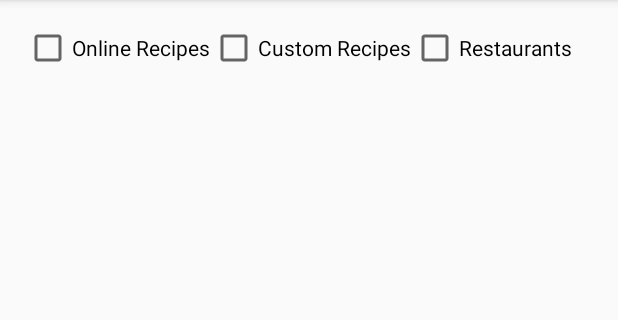
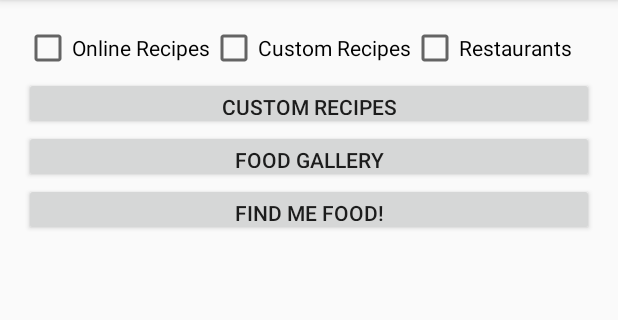
Before and after one commit to hhprogram/FoodOnMyMind, an Android app: the screen it shows after launch (MainActivity), on a phone screen of 412 x 824 dp, the part 84-404 px from its top. Run offline under Robolectric (Android 15) with nearby library versions, the phone set to English and light mode, and no system bars.

Commit message:
Added a tabs activity that is launched via the main activity. Moved some code and layout xml code to those corresponding files

```diff
--- a/app/src/main/AndroidManifest.xml
+++ b/app/src/main/AndroidManifest.xml
@@ -6,7 +6,6 @@
     <uses-permission android:name="android.permission.WRITE_EXTERNAL_STORAGE" />
     <uses-permission android:name="android.permission.ACCESS_FINE_LOCATION" />
     <uses-permission android:name="android.permission.ACCESS_NETWORK_STATE" />
-
 
     <application
         android:allowBackup="true"
@@ -17,16 +16,19 @@
         <activity android:name=".MainActivity">
             <intent-filter>
                 <action android:name="android.intent.action.MAIN" />
+
                 <category android:name="android.intent.category.LAUNCHER" />
             </intent-filter>
+
             <meta-data
                 android:name="android.app.searchable"
                 android:resource="@xml/searchable" />
+
             <intent-filter>
                 <action android:name="android.intent.action.SEARCH" />
             </intent-filter>
-
         </activity>
+        <activity android:name=".TabsActivity"></activity>
     </application>
 
 </manifest>
--- a/app/src/main/java/com/harrison/foodonmymind/Custom_recipe_fragment.java
+++ b/app/src/main/java/com/harrison/foodonmymind/Custom_recipe_fragment.java
@@ -31,7 +31,7 @@ public class Custom_recipe_fragment extends Fragment
     String like = getString(R.string.db_like);
     String or = getString(R.string.db_or);
     String percent = getString(R.string.db_percent);
-    String db_var = getString(R.string.db_var);
+    String db_var = "?";
     String ingr_col = getString(R.string.col_ingr);
     String title_col = getString(R.string.col_title);
     String dir_col = getString(R.string.col_desc);
--- a/app/src/main/java/com/harrison/foodonmymind/PageAdapter.java
+++ b/app/src/main/java/com/harrison/foodonmymind/PageAdapter.java
@@ -41,7 +41,7 @@ public class PageAdapter extends FragmentStatePagerAdapter {
         prefs = PreferenceManager.getDefaultSharedPreferences(mContext);
         user_query = prefs.getString(mContext.getString(R.string.user_search),null);
         bundle = new Bundle();
-        bundle.putString(mContext.getString(R.string.user_search), null);
+        bundle.putString(s/;
         custom_box = prefs.getBoolean(mContext.getString(R.string.custom_recipes), false);
         preset_box = prefs.getBoolean(mContext.getString(R.string.preset_recipes), false);
         rest_box = prefs.getBoolean(mContext.getString(R.string.restaurants), false);
--- a/app/src/main/java/com/harrison/foodonmymind/data/dbHelper.java
+++ b/app/src/main/java/com/harrison/foodonmymind/data/dbHelper.java
@@ -29,7 +29,7 @@ public class dbHelper extends SQLiteOpenHelper{
                 + foodContract.CustomRecipes.TITLE + " text NOT NULL"
                 + foodContract.CustomRecipes.IMG_KEY + " text NOT NULL"
                 + foodContract.CustomRecipes.INGREDIENTS + "text NOT NULL"
-                + foodContract.CustomRecipes.SRC + "text NOT NULL"
+                + foodContract.CustomRecipes.DESC + "text NOT NULL"
                 + " );";
 
         final String SQL_CREATE_FAV = "CREATE TABLE "
--- a/app/src/main/res/layout/activity_main.xml
+++ b/app/src/main/res/layout/activity_main.xml
@@ -13,7 +13,8 @@
     <android.support.v7.widget.LinearLayoutCompat
         android:layout_width="match_parent"
         android:layout_height="35dp"
-        android:orientation="horizontal">
+        android:orientation="horizontal"
+        android:id="@+id/check_boxes">
         <android.support.v7.widget.AppCompatCheckBox
             android:id="@+id/box_preset_recipe"
             android:layout_width="wrap_content"
@@ -34,18 +35,28 @@
             android:onClick="onBoxThreeChecked"/>
 
     </android.support.v7.widget.LinearLayoutCompat>
-    <android.support.design.widget.TabLayout
-        android:id="@+id/tabLayout"
+
+
+    <Button
         android:layout_width="match_parent"
-        android:layout_height="wrap_content"
-        android:minHeight="?attr/actionBarSize">
-    </android.support.design.widget.TabLayout>
+        android:layout_height="35dp"
+        android:text="@string/custom_recipes"
+        android:layout_below="@id/check_boxes"
+        android:id="@+id/custom_button"/>
+    <Button
+        android:layout_width="match_parent"
+        android:layout_height="35dp"
+        android:text="@string/food_gallery"
+        android:layout_below="@id/custom_button"
+        android:id="@+id/gallery_button"/>
+    <Button
+        android:layout_width="match_parent"
+        android:layout_height="35dp"
+        android:text="@string/find_food"
+        android:layout_below="@id/gallery_button"
+        android:id="@+id/find_button"/>
 
-    <android.support.v4.view.ViewPager
-        android:id="@+id/pager"
-        android:layout_width="match_parent"
-        android:layout_height="match_parent">
-    </android.support.v4.view.ViewPager>
+
 
 
 </RelativeLayout>
--- a/app/src/main/res/values/strings.xml
+++ b/app/src/main/res/values/strings.xml
@@ -9,6 +9,8 @@
     <!--UI strings-->
     <string name="label_end">.)</string>
     <string name="no_results">No results that matched your search: </string>
+    <string name="food_gallery">Food Gallery</string>
+    <string name="find_food">Find Me Food!</string>
 
     <!--Base api urls-->
     <string name="recipeSearchApi">http://food2fork.com/api/search</string>
@@ -33,7 +35,6 @@
 
     <!--DB query strings-->
     <string name="db_or">OR</string>
-    <string name="db_var">?</string>
     <string name="db_percent">%</string>
     <string name="db_like">LIKE</string>
 
```
Also changed, not shown: app/src/main/java/com/harrison/foodonmymind/MainActivity.java (+6 -39 lines), app/src/main/java/com/harrison/foodonmymind/TabsActivity.java (added, +64 -0 lines), app/src/main/res/layout/activity_tabs.xml (added, +26 -0 lines).
